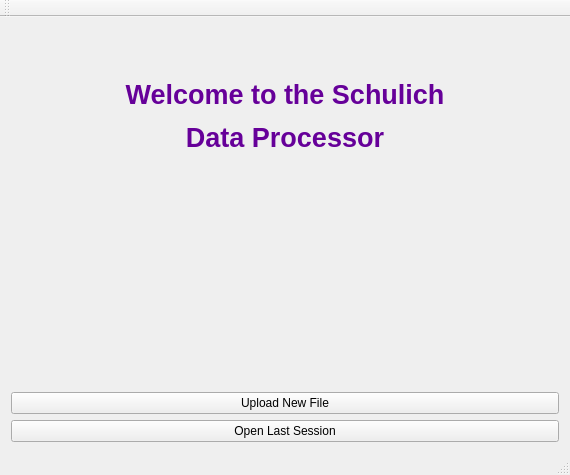
Before: the Qt Designer form Windows/mainwindow.ui in mshubat-forked/cs3307-group-project, drawn with Qt 5.
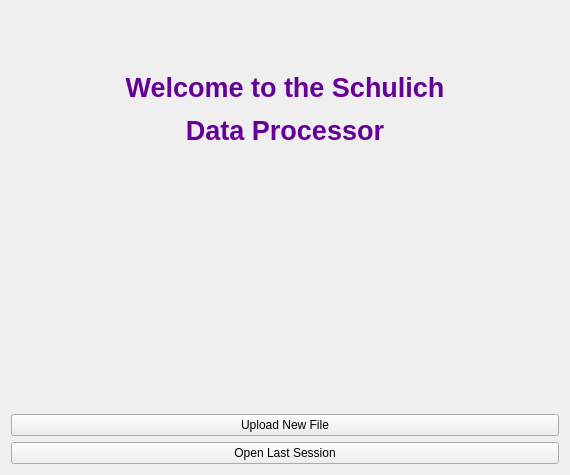
After: the same form once the commit is applied.

```diff
--- a/Windows/mainwindow.ui
+++ b/Windows/mainwindow.ui
@@ -14,7 +14,7 @@
    <string>Team Cherry</string>
   </property>
   <property name="autoFillBackground">
-   <bool>false</bool>
+   <bool>true</bool>
   </property>
   <property name="animated">
    <bool>true</bool>
@@ -82,21 +82,6 @@
     </rect>
    </property>
   </widget>
-  <widget class="QToolBar" name="mainToolBar">
-   <property name="movable">
-    <bool>true</bool>
-   </property>
-   <property name="allowedAreas">
-    <set>Qt::NoToolBarArea</set>
-   </property>
-   <attribute name="toolBarArea">
-    <enum>TopToolBarArea</enum>
-   </attribute>
-   <attribute name="toolBarBreak">
-    <bool>false</bool>
-   </attribute>
-  </widget>
-  <widget class="QStatusBar" name="statusBar"/>
  </widget>
  <layoutdefault spacing="6" margin="11"/>
  <resources/>
```
Left out of the diff: 2 changed lines with no effect on the pictures.
